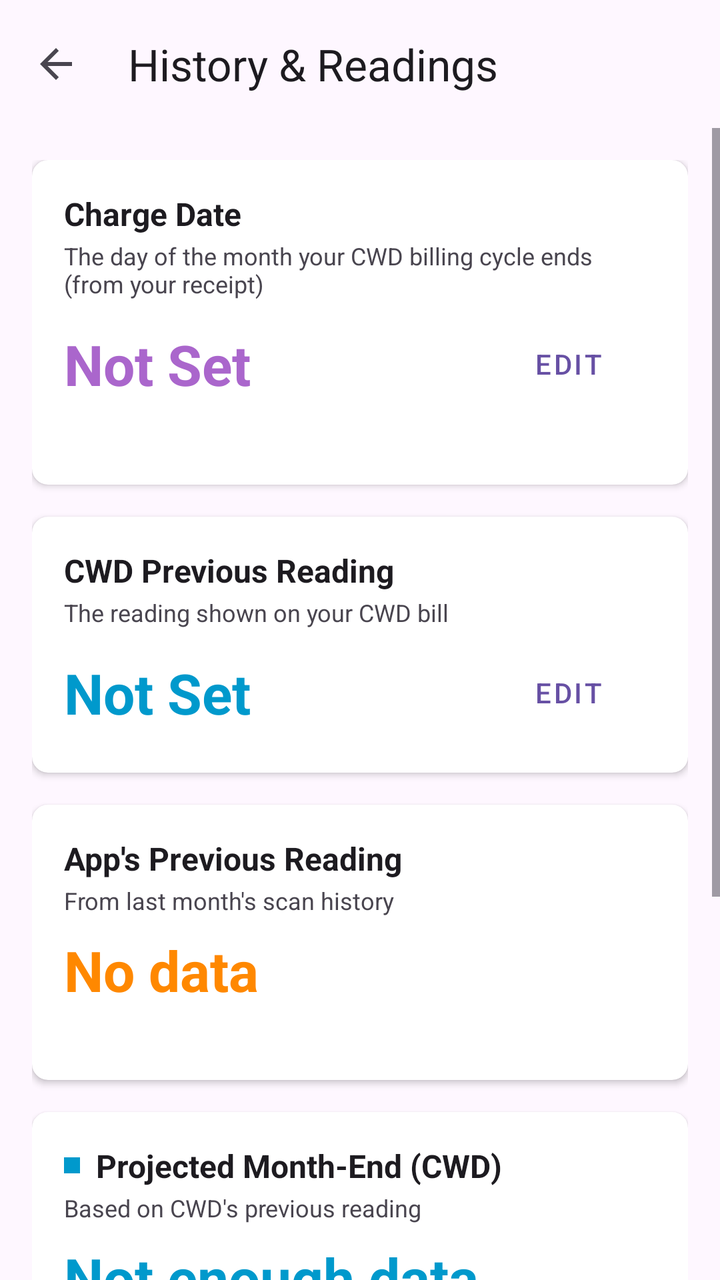
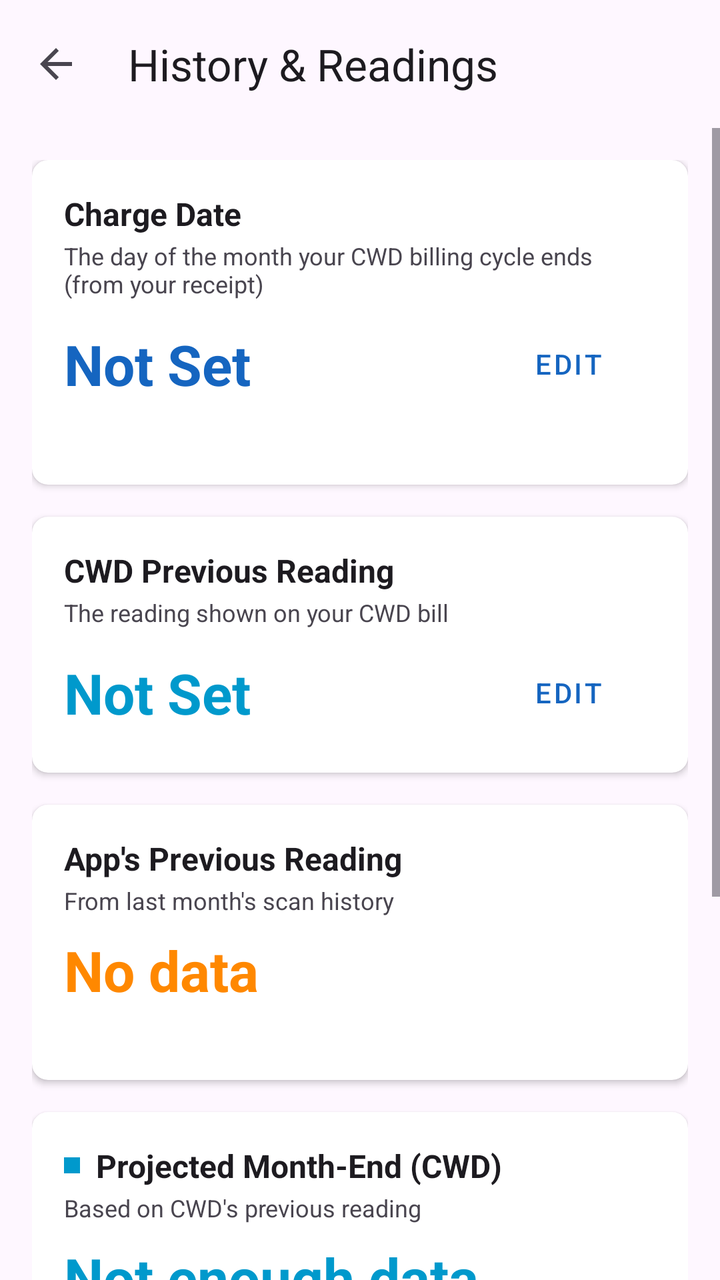

An Android layout rendered at two revisions. The XML below is the earlier revision; the diff shows what the commit changed to produce the second picture.
<!-- AndroidManifest.xml: activity theme Theme.MeterSnap -->
<!-- res/layout/activity_history_settings.xml -->
<?xml version="1.0" encoding="utf-8"?>
<LinearLayout xmlns:android="http://schemas.android.com/apk/res/android"
    xmlns:app="http://schemas.android.com/apk/res-auto"
    android:id="@+id/root_layout"
    android:layout_width="match_parent"
    android:layout_height="match_parent"
    android:orientation="vertical"
    android:background="?android:attr/colorBackground">

    
    <androidx.appcompat.widget.Toolbar
        android:id="@+id/toolbar"
        android:layout_width="match_parent"
        android:layout_height="wrap_content"
        android:minHeight="?attr/actionBarSize"
        android:background="?android:attr/colorBackground"
        android:elevation="4dp"
        app:contentInsetStartWithNavigation="0dp"
        app:navigationIcon="?attr/homeAsUpIndicator"
        app:title="History &amp; Readings"
        app:titleTextColor="?android:attr/textColorPrimary"
        app:titleMarginStart="8dp" />

    <ScrollView
        android:layout_width="match_parent"
        android:layout_height="0dp"
        android:layout_weight="1"
        android:fillViewport="true">

        <LinearLayout
            android:layout_width="match_parent"
            android:layout_height="wrap_content"
            android:orientation="vertical"
            android:padding="16dp">

            
            <androidx.cardview.widget.CardView
                android:layout_width="match_parent"
                android:layout_height="wrap_content"
                app:cardCornerRadius="8dp"
                app:cardElevation="2dp">

                <LinearLayout
                    android:layout_width="match_parent"
                    android:layout_height="wrap_content"
                    android:orientation="vertical"
                    android:padding="16dp">

                    <TextView
                        android:layout_width="match_parent"
                        android:layout_height="wrap_content"
                        android:text="Charge Date"
                        android:textColor="?android:attr/textColorPrimary"
                        android:textSize="16sp"
                        android:textStyle="bold" />

                    <TextView
                        android:layout_width="match_parent"
                        android:layout_height="wrap_content"
                        android:text="The day of the month your CWD billing cycle ends (from your receipt)"
                        android:textSize="12sp"
                        android:textColor="?android:attr/textColorSecondary"
                        android:layout_marginTop="2dp"/>

                    <LinearLayout
                        android:layout_width="match_parent"
                        android:layout_height="wrap_content"
                        android:orientation="horizontal"
                        android:gravity="center_vertical"
                        android:layout_marginTop="8dp">

                        <TextView
                            android:id="@+id/text_charge_date"
                            android:layout_width="0dp"
                            android:layout_height="wrap_content"
                            android:layout_weight="1"
                            android:text="Not Set"
                            android:textSize="28sp"
                            android:textStyle="bold"
                            android:textColor="@android:color/holo_purple" />

                        <Button
                            android:id="@+id/btn_edit_charge_date"
                            android:layout_width="wrap_content"
                            android:layout_height="wrap_content"
                            android:text="Edit"
                            style="@style/Widget.MaterialComponents.Button.TextButton"/>
                    </LinearLayout>

                    <TextView
                        android:id="@+id/text_charge_date_coverage"
                        android:layout_width="match_parent"
                        android:layout_height="wrap_content"
                        android:text=""
                        android:textSize="12sp"
                        android:textColor="?android:attr/textColorSecondary"
                        android:layout_marginTop="4dp"/>
                </LinearLayout>
            </androidx.cardview.widget.CardView>

            
            <androidx.cardview.widget.CardView
                android:layout_width="match_parent"
                android:layout_height="wrap_content"
                android:layout_marginTop="16dp"
                app:cardCornerRadius="8dp"
                app:cardElevation="2dp">

            <LinearLayout
                android:layout_width="match_parent"
                android:layout_height="wrap_content"
                android:orientation="vertical"
                android:padding="16dp">

                <TextView
                    android:layout_width="match_parent"
                    android:layout_height="wrap_content"
                    android:text="CWD Previous Reading"
                    android:textColor="?android:attr/textColorPrimary"
                    android:textSize="16sp"
                    android:textStyle="bold" />

                <TextView
                    android:layout_width="match_parent"
                    android:layout_height="wrap_content"
                    android:text="The reading shown on your CWD bill"
                    android:textSize="12sp"
                    android:textColor="?android:attr/textColorSecondary"
                    android:layout_marginTop="2dp"/>

                <LinearLayout
                    android:layout_width="match_parent"
                    android:layout_height="wrap_content"
                    android:orientation="horizontal"
                    android:gravity="center_vertical"
                    android:layout_marginTop="8dp">

                    <TextView
                        android:id="@+id/text_cwd_previous"
                        android:layout_width="0dp"
                        android:layout_height="wrap_content"
                        android:layout_weight="1"
                        android:text="Not Set"
                        android:textSize="28sp"
                        android:textStyle="bold"
                        android:textColor="@android:color/holo_blue_dark" />

                    <Button
                        android:id="@+id/btn_edit_cwd_previous"
                        android:layout_width="wrap_content"
                        android:layout_height="wrap_content"
                        android:text="Edit"
                        style="@style/Widget.MaterialComponents.Button.TextButton"/>
                </LinearLayout>
            </LinearLayout>
        </androidx.cardview.widget.CardView>

            
            <androidx.cardview.widget.CardView
                android:layout_width="match_parent"
                android:layout_height="wrap_content"
                android:layout_marginTop="16dp"
                app:cardCornerRadius="8dp"
                app:cardElevation="2dp">

            <LinearLayout
                android:layout_width="match_parent"
                android:layout_height="wrap_content"
                android:orientation="vertical"
                android:padding="16dp">

                <TextView
                    android:layout_width="match_parent"
                    android:layout_height="wrap_content"
                    android:text="App's Previous Reading"
                    android:textColor="?android:attr/textColorPrimary"
                    android:textSize="16sp"
                    android:textStyle="bold" />

                <TextView
                    android:layout_width="match_parent"
                    android:layout_height="wrap_content"
                    android:text="From last month's scan history"
                    android:textSize="12sp"
                    android:textColor="?android:attr/textColorSecondary"
                    android:layout_marginTop="2dp"/>

                <TextView
                    android:id="@+id/text_app_previous"
                    android:layout_width="wrap_content"
                    android:layout_height="wrap_content"
                    android:text="No data"
                    android:textSize="28sp"
                    android:textStyle="bold"
                    android:textColor="@android:color/holo_orange_dark"
                    android:layout_marginTop="8dp"/>
                    
                <TextView
                    android:id="@+id/text_app_previous_details"
                    android:layout_width="match_parent"
                    android:layout_height="wrap_content"
                    android:text=""
                    android:textSize="12sp"
                    android:textColor="?android:attr/textColorSecondary"
                    android:layout_marginTop="4dp"/>
            </LinearLayout>
        </androidx.cardview.widget.CardView>

            
            <androidx.cardview.widget.CardView
                android:layout_width="match_parent"
                android:layout_height="wrap_content"
                android:layout_marginTop="16dp"
                app:cardCornerRadius="8dp"
                app:cardElevation="2dp">

            <LinearLayout
                android:layout_width="match_parent"
                android:layout_height="wrap_content"
                android:orientation="vertical"
                android:padding="16dp">

                <LinearLayout
                    android:layout_width="match_parent"
                    android:layout_height="wrap_content"
                    android:orientation="horizontal"
                    android:gravity="center_vertical">

                    <View
                        android:layout_width="8dp"
                        android:layout_height="8dp"
                        android:background="@android:color/holo_blue_dark"/>

                    <TextView
                        android:layout_width="wrap_content"
                        android:layout_height="wrap_content"
                        android:text="Projected Month-End (CWD)"
                        android:textColor="?android:attr/textColorPrimary"
                        android:textSize="16sp"
                        android:textStyle="bold"
                        android:layout_marginStart="8dp"/>
                </LinearLayout>

                <TextView
                    android:layout_width="match_parent"
                    android:layout_height="wrap_content"
                    android:text="Based on CWD's previous reading"
                    android:textSize="12sp"
                    android:textColor="?android:attr/textColorSecondary"
                    android:layout_marginTop="2dp"/>

                <TextView
                    android:id="@+id/text_projected_cwd"
                    android:layout_width="wrap_content"
                    android:layout_height="wrap_content"
                    android:text="Not enough data"
                    android:textSize="28sp"
                    android:textStyle="bold"
                    android:textColor="@android:color/holo_blue_dark"
                    android:layout_marginTop="8dp"/>
                    
                <TextView
                    android:id="@+id/text_projected_cwd_details"
                    android:layout_width="match_parent"
                    android:layout_height="wrap_content"
                    android:text=""
                    android:textSize="12sp"
                    android:textColor="?android:attr/textColorSecondary"
                    android:layout_marginTop="4dp"/>
            </LinearLayout>
        </androidx.cardview.widget.CardView>

            
            <androidx.cardview.widget.CardView
                android:layout_width="match_parent"
                android:layout_height="wrap_content"
                android:layout_marginTop="16dp"
                app:cardCornerRadius="8dp"
                app:cardElevation="2dp">

            <LinearLayout
                android:layout_width="match_parent"
                android:layout_height="wrap_content"
                android:orientation="vertical"
                android:padding="16dp">

                <LinearLayout
                    android:layout_width="match_parent"
                    android:layout_height="wrap_content"
                    android:orientation="horizontal"
                    android:gravity="center_vertical">

                    <View
                        android:layout_width="8dp"
                        android:layout_height="8dp"
                        android:background="@android:color/holo_green_dark"/>

                    <TextView
                        android:layout_width="wrap_content"
                        android:layout_height="wrap_content"
                        android:text="Projected Month-End (App)"
                        android:textColor="?android:attr/textColorPrimary"
                        android:textSize="16sp"
                        android:textStyle="bold"
                        android:layout_marginStart="8dp"/>
                </LinearLayout>

                <TextView
                    android:layout_width="match_parent"
                    android:layout_height="wrap_content"
                    android:text="Based on app's predicted previous reading"
                    android:textSize="12sp"
                    android:textColor="?android:attr/textColorSecondary"
                    android:layout_marginTop="2dp"/>

                <TextView
                    android:id="@+id/text_projected_app"
                    android:layout_width="wrap_content"
                    android:layout_height="wrap_content"
                    android:text="Not enough data"
                    android:textSize="28sp"
                    android:textStyle="bold"
                    android:textColor="@android:color/holo_green_dark"
                    android:layout_marginTop="8dp"/>
                    
                <TextView
                    android:id="@+id/text_projected_app_details"
                    android:layout_width="match_parent"
                    android:layout_height="wrap_content"
                    android:text=""
                    android:textSize="12sp"
                    android:textColor="?android:attr/textColorSecondary"
                    android:layout_marginTop="4dp"/>
            </LinearLayout>
        </androidx.cardview.widget.CardView>

            
            <Button
                android:id="@+id/btn_history_logs"
                android:layout_width="match_parent"
                android:layout_height="wrap_content"
                android:layout_marginTop="16dp"
                android:text="View History Logs"
                style="@style/Widget.MaterialComponents.Button.OutlinedButton"/>

            
            <androidx.cardview.widget.CardView
                android:id="@+id/card_prediction_stats"
                android:layout_width="match_parent"
                android:layout_height="wrap_content"
                android:layout_marginTop="16dp"
                app:cardCornerRadius="8dp"
                app:cardElevation="2dp"
                android:visibility="gone">

            <LinearLayout
                android:layout_width="match_parent"
                android:layout_height="wrap_content"
                android:orientation="vertical"
                android:padding="16dp">

                <TextView
                    android:layout_width="match_parent"
                    android:layout_height="wrap_content"
                    android:text="Prediction Performance"
                    android:textColor="?android:attr/textColorPrimary"
                    android:textSize="14sp"
                    android:textStyle="bold" />

                <TextView
                    android:id="@+id/text_prediction_stats"
                    android:layout_width="match_parent"
                    android:layout_height="wrap_content"
                    android:text="No prediction data yet"
                    android:textSize="12sp"
                    android:textColor="?android:attr/textColorSecondary"
                    android:layout_marginTop="8dp"/>
            </LinearLayout>
        </androidx.cardview.widget.CardView>

        </LinearLayout>
    </ScrollView>

</LinearLayout>
<!-- resources referenced by this layout -->
<resources>
  <style name="Theme.MeterSnap" parent="Base.Theme.MeterSnap" />
  <style name="Base.Theme.MeterSnap" parent="Theme.Material3.DayNight.NoActionBar">
          
          <item name="android:statusBarColor">@android:color/transparent</item>
          <item name="android:navigationBarColor">@android:color/transparent</item>
          
          
          <item name="android:windowLightStatusBar">true</item>
          <item name="android:windowLightNavigationBar">true</item>
      </style>
</resources>

<!-- the commit's change to res/layout/activity_history_settings.xml (unified diff, before → after) -->
@@ -77,7 +77,7 @@
                             android:text="Not Set"
                             android:textSize="28sp"
                             android:textStyle="bold"
-                            android:textColor="@android:color/holo_purple" />
+                            android:textColor="?attr/colorPrimary" />
 
                         <Button
                             android:id="@+id/btn_edit_charge_date"
<!-- resource entries referenced after the edit -->
@@ -2,6 +2,17 @@
 <resources>
   <style name="Theme.MeterSnap" parent="Base.Theme.MeterSnap" />
   <style name="Base.Theme.MeterSnap" parent="Theme.Material3.DayNight.NoActionBar">
+          <item name="colorPrimary">@color/ms_blue_primary</item>
+          <item name="colorOnPrimary">@color/ms_blue_on_primary</item>
+          <item name="colorPrimaryContainer">@color/ms_blue_primary_container</item>
+          <item name="colorOnPrimaryContainer">@color/ms_blue_on_primary_container</item>
+          <item name="colorSecondary">@color/ms_blue_secondary</item>
+          <item name="colorOnSecondary">@color/ms_blue_on_secondary</item>
+          <item name="colorSecondaryContainer">@color/ms_blue_secondary_container</item>
+          <item name="colorOnSecondaryContainer">@color/ms_blue_on_secondary_container</item>
+          <item name="colorTertiary">@color/ms_blue_tertiary</item>
+          <item name="colorOnTertiary">@color/ms_blue_on_tertiary</item>
+  
           
           <item name="android:statusBarColor">@android:color/transparent</item>
           <item name="android:navigationBarColor">@android:color/transparent</item>
@@ -10,5 +21,15 @@
           <item name="android:windowLightStatusBar">true</item>
           <item name="android:windowLightNavigationBar">true</item>
       </style>
+  <color name="ms_blue_primary">#1565C0</color>
+  <color name="ms_blue_on_primary">#FFFFFFFF</color>
+  <color name="ms_blue_primary_container">#D7E3FF</color>
+  <color name="ms_blue_on_primary_container">#001B3F</color>
+  <color name="ms_blue_secondary">#2F6EA5</color>
+  <color name="ms_blue_on_secondary">#FFFFFFFF</color>
+  <color name="ms_blue_secondary_container">#D1E4FF</color>
+  <color name="ms_blue_on_secondary_container">#001D36</color>
+  <color name="ms_blue_tertiary">#1E88E5</color>
+  <color name="ms_blue_on_tertiary">#FFFFFFFF</color>
 </resources>
 
